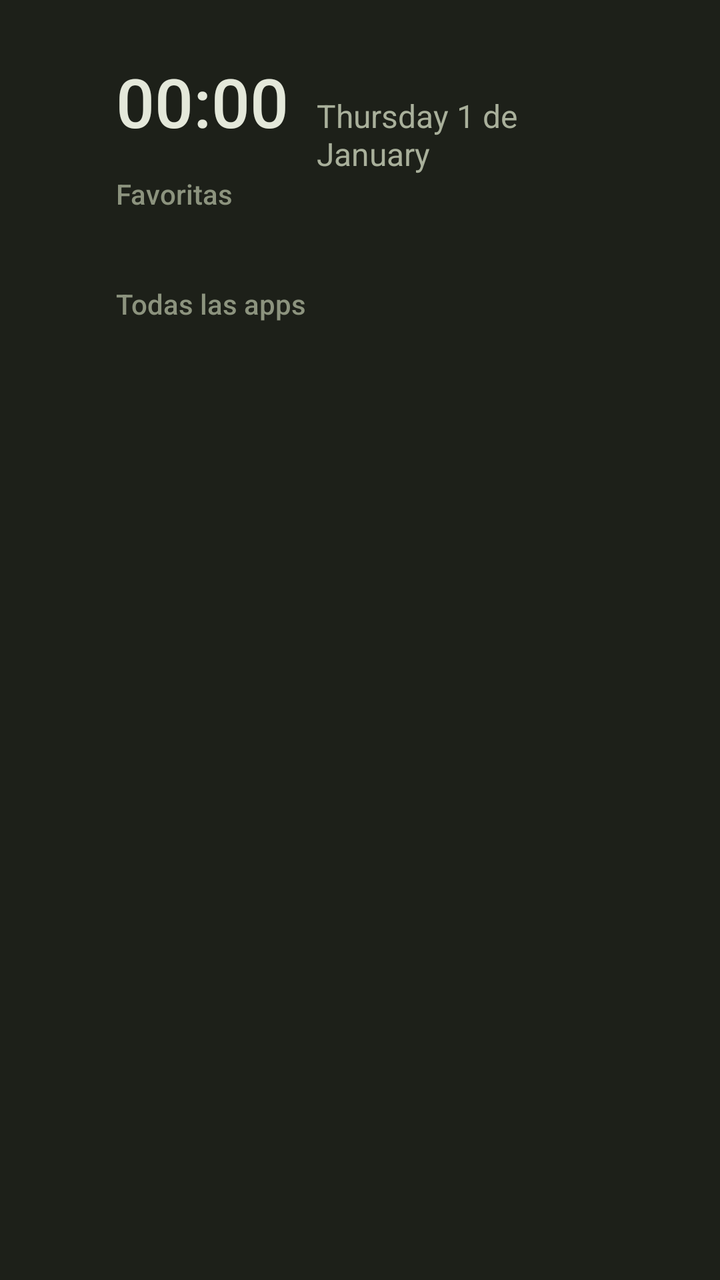
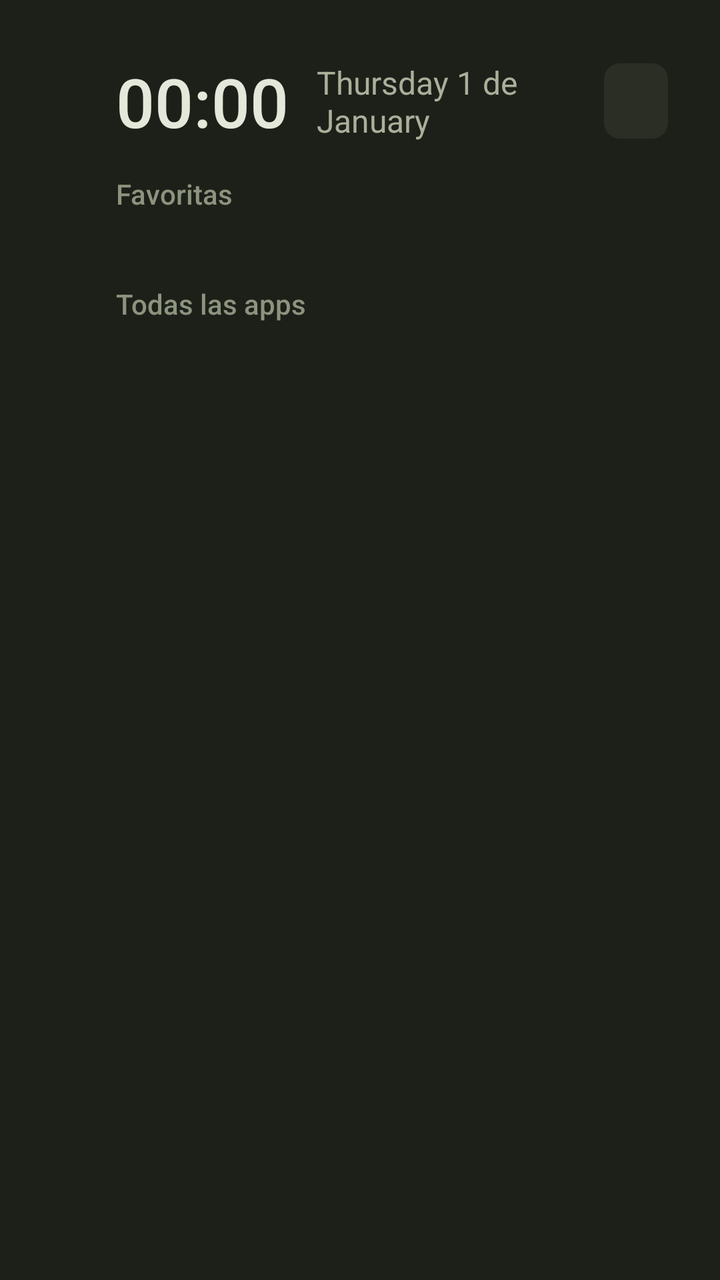

Compare the two renders of this Android layout. The source of the first and the diff that turns it into the second are given below.
<!-- AndroidManifest.xml: application theme android:Theme.DeviceDefault.NoActionBar -->
<!-- res/layout/activity_home.xml -->
<?xml version="1.0" encoding="utf-8"?>
<LinearLayout xmlns:android="http://schemas.android.com/apk/res/android"
    android:layout_width="match_parent"
    android:layout_height="match_parent"
    android:orientation="vertical"
    android:background="@color/background"
    android:paddingLeft="@dimen/screen_padding_h"
    android:paddingRight="@dimen/screen_padding_h"
    android:paddingTop="@dimen/screen_padding_top"
    android:clipChildren="false"
    android:clipToPadding="false">

  <LinearLayout
      android:layout_width="wrap_content"
      android:layout_height="wrap_content"
      android:layout_marginLeft="@dimen/grid_inset"
      android:orientation="horizontal"
      android:baselineAligned="true">
    <TextClock
        android:layout_width="wrap_content"
        android:layout_height="wrap_content"
        android:format12Hour="@string/clock_format"
        android:format24Hour="@string/clock_format"
        android:fontFamily="sans-serif-medium"
        android:textColor="@color/clock"
        android:textSize="@dimen/clock_size"/>
    <TextClock
        android:layout_width="wrap_content"
        android:layout_height="wrap_content"
        android:layout_marginLeft="@dimen/date_margin"
        android:format12Hour="@string/date_format"
        android:format24Hour="@string/date_format"
        android:textColor="@color/date"
        android:textSize="@dimen/date_size"/>
  </LinearLayout>

  <TextView
      android:id="@+id/favorites_title"
      style="@style/Section"
      android:text="@string/favorites"/>
  <GridView
      android:id="@+id/favorites"
      android:layout_width="match_parent"
      android:layout_height="wrap_content"
      android:numColumns="@integer/fav_columns"
      android:columnWidth="@dimen/fav_width"
      android:stretchMode="none"
      android:horizontalSpacing="@dimen/fav_spacing_h"
      android:verticalSpacing="@dimen/fav_spacing"
      android:padding="@dimen/grid_inset"
      android:clipToPadding="false"
      android:clipChildren="false"
      android:listSelector="@android:color/transparent"
      android:scrollbars="none"
      android:nextFocusDown="@+id/apps"/>

  <TextView
      android:id="@+id/apps_title"
      style="@style/Section"
      android:text="@string/all_apps"/>
  <GridView
      android:id="@+id/apps"
      android:layout_width="match_parent"
      android:layout_height="0dp"
      android:layout_weight="1"
      android:numColumns="@integer/app_columns"
      android:columnWidth="@dimen/app_width"
      android:stretchMode="none"
      android:horizontalSpacing="@dimen/app_spacing_h"
      android:verticalSpacing="@dimen/app_spacing_v"
      android:padding="@dimen/grid_inset"
      android:clipToPadding="false"
      android:clipChildren="false"
      android:listSelector="@android:color/transparent"
      android:scrollbars="none"
      android:nextFocusUp="@id/favorites"/>
</LinearLayout>
<!-- resources referenced by this layout -->
<resources>
  <color name="background">#1D2019</color>
  <color name="clock">#E4E8DA</color>
  <color name="date">#A9B09B</color>
  <dimen name="app_spacing_h">15dp</dimen>
  <dimen name="app_spacing_v">10dp</dimen>
  <dimen name="app_width">128dp</dimen>
  <dimen name="clock_size">34sp</dimen>
  <dimen name="date_margin">14dp</dimen>
  <dimen name="date_size">16sp</dimen>
  <dimen name="fav_spacing">12dp</dimen>
  <dimen name="fav_spacing_h">25dp</dimen>
  <dimen name="fav_width">192dp</dimen>
  <dimen name="grid_inset">10dp</dimen>
  <dimen name="screen_padding_h">48dp</dimen>
  <dimen name="screen_padding_top">28dp</dimen>
  <integer name="app_columns">6</integer>
  <integer name="fav_columns">4</integer>
  <string name="all_apps">Todas las apps</string>
  <string name="clock_format">HH:mm</string>
  <string name="date_format">EEEE d \'de\' MMMM</string>
  <string name="favorites">Favoritas</string>
  <style name="Section">
      <item name="android:layout_width">wrap_content</item>
      <item name="android:layout_height">wrap_content</item>
      <item name="android:layout_marginLeft">@dimen/grid_inset</item>
      <item name="android:layout_marginTop">@dimen/section_margin_top</item>
      <item name="android:layout_marginBottom">@dimen/section_margin_bottom</item>
      <item name="android:fontFamily">sans-serif-medium</item>
      <item name="android:textColor">@color/section</item>
      <item name="android:textSize">@dimen/section_size</item>
    </style>
  <dimen name="section_margin_top">14dp</dimen>
  <dimen name="section_margin_bottom">2dp</dimen>
  <color name="section">#8C937E</color>
  <dimen name="section_size">14sp</dimen>
</resources>

<!-- the commit's change to res/layout/activity_home.xml (unified diff, before → after) -->
@@ -10,10 +10,13 @@
     android:clipChildren="false"
     android:clipToPadding="false">
 
+  
   <LinearLayout
-      android:layout_width="wrap_content"
+      android:layout_width="match_parent"
       android:layout_height="wrap_content"
       android:layout_marginLeft="@dimen/grid_inset"
+      android:layout_marginRight="@dimen/grid_inset"
+      android:gravity="center_vertical"
       android:orientation="horizontal"
       android:baselineAligned="true">
     <TextClock
@@ -32,6 +35,20 @@
         android:format24Hour="@string/date_format"
         android:textColor="@color/date"
         android:textSize="@dimen/date_size"/>
+    <View
+        android:layout_width="0dp"
+        android:layout_height="1dp"
+        android:layout_weight="1"/>
+    <Button
+        android:id="@+id/boton_telemetria"
+        style="@style/BotonCabecera"
+        android:nextFocusDown="@+id/favorites"/>
+    <Button
+        android:id="@+id/boton_actualizar"
+        style="@style/BotonCabecera"
+        android:layout_marginLeft="@dimen/boton_cabecera_espacio"
+        android:text="@string/boton_actualizar"
+        android:nextFocusDown="@+id/favorites"/>
   </LinearLayout>
 
   <TextView
@@ -52,6 +69,7 @@
       android:clipChildren="false"
       android:listSelector="@android:color/transparent"
       android:scrollbars="none"
+      android:nextFocusUp="@id/boton_telemetria"
       android:nextFocusDown="@+id/apps"/>
 
   <TextView
<!-- resource entries referenced after the edit -->
@@ -6,6 +6,7 @@
   <dimen name="app_spacing_h">15dp</dimen>
   <dimen name="app_spacing_v">10dp</dimen>
   <dimen name="app_width">128dp</dimen>
+  <dimen name="boton_cabecera_espacio">12dp</dimen>
   <dimen name="clock_size">34sp</dimen>
   <dimen name="date_margin">14dp</dimen>
   <dimen name="date_size">16sp</dimen>
@@ -18,9 +19,27 @@
   <integer name="app_columns">6</integer>
   <integer name="fav_columns">4</integer>
   <string name="all_apps">Todas las apps</string>
+  <string name="boton_actualizar">Buscar actualización</string>
   <string name="clock_format">HH:mm</string>
   <string name="date_format">EEEE d \'de\' MMMM</string>
   <string name="favorites">Favoritas</string>
+  <style name="BotonCabecera">
+      <item name="android:layout_width">wrap_content</item>
+      <item name="android:layout_height">wrap_content</item>
+      <item name="android:minHeight">0dp</item>
+      <item name="android:minWidth">0dp</item>
+      <item name="android:paddingLeft">16dp</item>
+      <item name="android:paddingRight">16dp</item>
+      <item name="android:paddingTop">8dp</item>
+      <item name="android:paddingBottom">8dp</item>
+      <item name="android:background">@drawable/boton_cabecera</item>
+      <item name="android:textColor">@color/label_focus</item>
+      <item name="android:textSize">@dimen/date_size</item>
+      <item name="android:textAllCaps">false</item>
+      <item name="android:fontFamily">sans-serif-medium</item>
+      <item name="android:focusable">true</item>
+      <item name="android:stateListAnimator">@null</item>
+    </style>
   <style name="Section">
       <item name="android:layout_width">wrap_content</item>
       <item name="android:layout_height">wrap_content</item>
@@ -31,9 +50,31 @@
       <item name="android:textColor">@color/section</item>
       <item name="android:textSize">@dimen/section_size</item>
     </style>
+  <!-- drawable boton_cabecera (drawable) -->
+  <?xml version="1.0" encoding="utf-8"?>
+  <selector xmlns:android="http://schemas.android.com/apk/res/android">
+    <item android:state_focused="true">
+      <shape android:shape="rectangle">
+        <solid android:color="@color/card"/>
+        <stroke android:width="@dimen/card_stroke" android:color="@color/accent"/>
+        <corners android:radius="@dimen/card_radius"/>
+      </shape>
+    </item>
+    <item>
+      <shape android:shape="rectangle">
+        <solid android:color="@color/card"/>
+        <corners android:radius="@dimen/card_radius"/>
+      </shape>
+    </item>
+  </selector>
+  <color name="label_focus">#FFFFFF</color>
   <dimen name="section_margin_top">14dp</dimen>
   <dimen name="section_margin_bottom">2dp</dimen>
   <color name="section">#8C937E</color>
   <dimen name="section_size">14sp</dimen>
+  <color name="card">#2A2E24</color>
+  <dimen name="card_stroke">3dp</dimen>
+  <color name="accent">#B5D67A</color>
+  <dimen name="card_radius">8dp</dimen>
 </resources>
 
